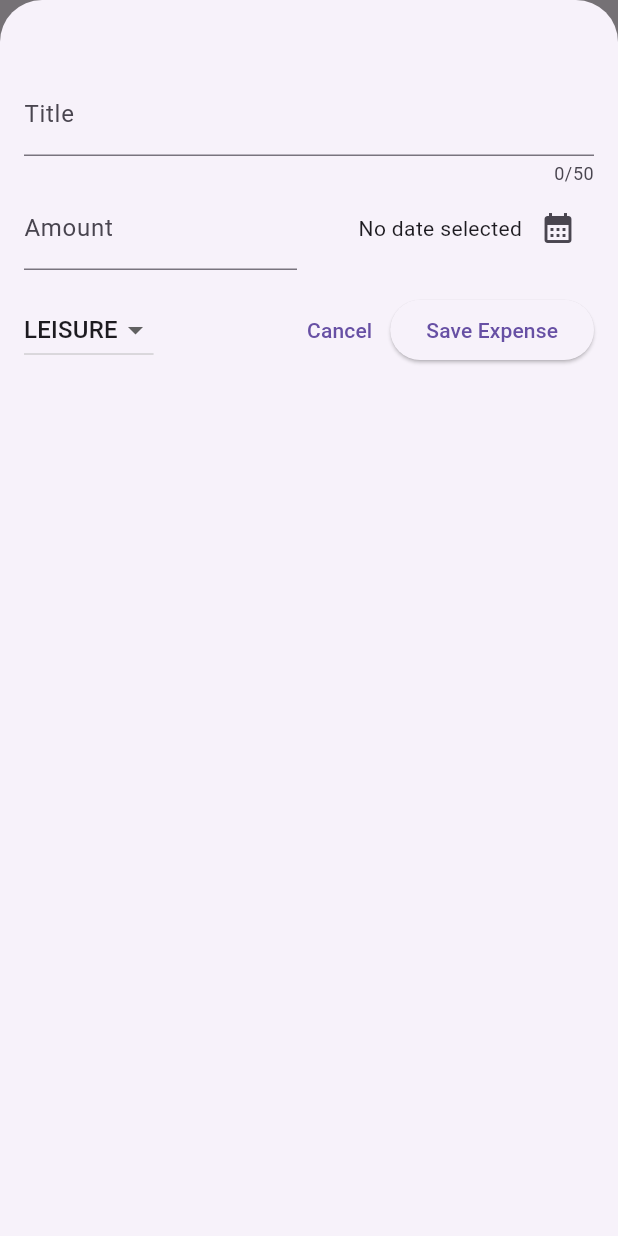
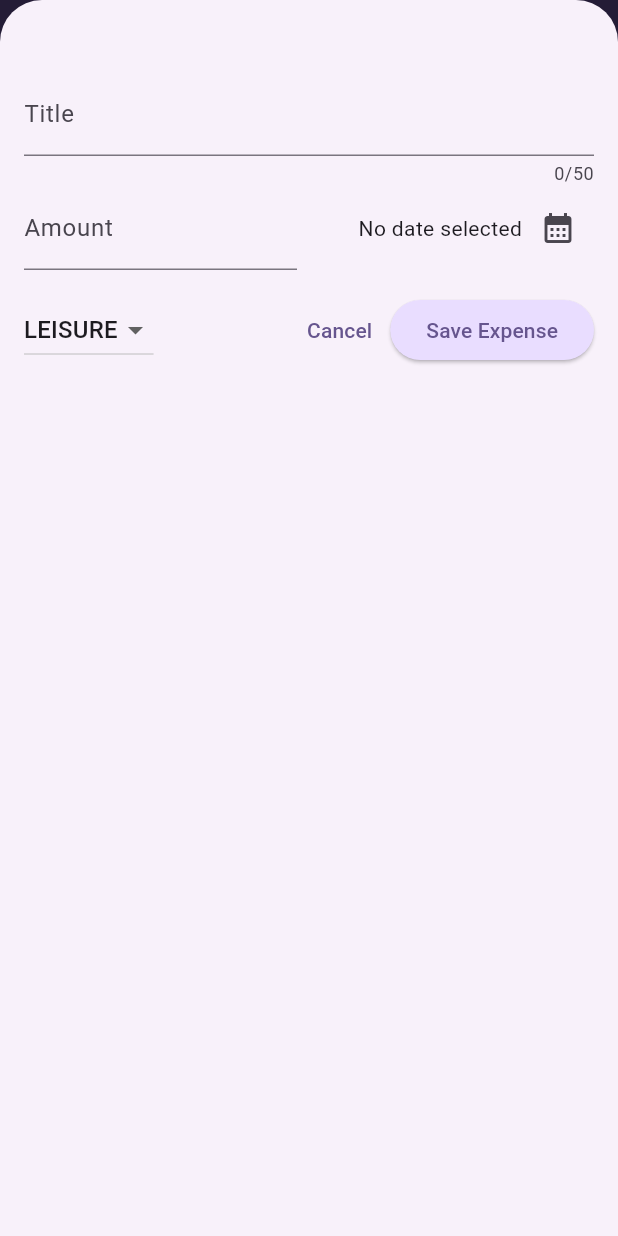
Before and after one commit to TheBestCodeByMe/expenses_app, a Flutter app: the screen it shows after launch, after a tap on the "add" icon, on a phone screen of 412 x 824 dp. Run offline on Flutter 3.47's test engine with Material 3 defaults, Android fonts, the phone set to English and light mode, and no system bars.

Commit message:
доработки

```diff
--- a/lib/main.dart
+++ b/lib/main.dart
@@ -2,9 +2,59 @@ import 'package:flutter/material.dart';
 
 import 'package:expenses_app/widgets/expenses.dart';
 
+var kColorScheme = ColorScheme.fromSeed(
+  seedColor: const Color.fromARGB(255, 96, 56, 181),
+);
+
+var kDarkColorScheme = ColorScheme.fromSeed(
+  brightness: Brightness.dark,
+  seedColor: const Color.fromARGB(255, 5, 99, 125),
+);
+
 void main() {
   runApp(MaterialApp(
-    theme: ThemeData(useMaterial3: true),
+    darkTheme: ThemeData.dark().copyWith(
+      colorScheme: kDarkColorScheme,
+      cardTheme: const CardTheme().copyWith(
+        color: kDarkColorScheme.secondaryContainer,
+        margin: const EdgeInsets.symmetric(
+          horizontal: 16,
+          vertical: 8,
+        ),
+      ),
+      elevatedButtonTheme: ElevatedButtonThemeData(
+        style: ElevatedButton.styleFrom(
+          backgroundColor: kDarkColorScheme.primaryContainer,
+          foregroundColor: kDarkColorScheme.onPrimaryContainer,
+        ),
+      ),
+    ),
+    theme: ThemeData().copyWith(
+      colorScheme: kColorScheme,
+      appBarTheme: const AppBarTheme().copyWith(
+        backgroundColor: kColorScheme.onPrimaryContainer,
+        foregroundColor: kColorScheme.primaryContainer,
+      ),
+      cardTheme: const CardTheme().copyWith(
+        color: kColorScheme.secondaryContainer,
+        margin: const EdgeInsets.symmetric(
+          horizontal: 16,
+          vertical: 8,
+        ),
+      ),
+      elevatedButtonTheme: ElevatedButtonThemeData(
+        style: ElevatedButton.styleFrom(
+          backgroundColor: kColorScheme.primaryContainer,
+        ),
+      ),
+      textTheme: ThemeData().textTheme.copyWith(
+              titleLarge: TextStyle(
+            fontWeight: FontWeight.normal,
+            color: kColorScheme.onSecondaryContainer,
+            fontSize: 16,
+          )),
+    ),
+    // themeMode: ThemeMode.system, // default
     home: const Expenses(),
   ));
 }
--- a/lib/models/expense.dart
+++ b/lib/models/expense.dart
@@ -33,3 +33,28 @@ class Expense {
     return formatter.format(date);
   }
 }
+
+class ExpenseBucket {
+  const ExpenseBucket({
+    required this.category,
+    required this.expenses,
+  });
+
+  ExpenseBucket.forCategory(List<Expense> allExpenses, this.category)
+      : expenses = allExpenses
+            .where((expense) => expense.category == category)
+            .toList();
+
+  final Category category;
+  final List<Expense> expenses;
+
+  double get totalExpenses {
+    double sum = 0;
+
+    for (final expense in expenses) {
+      sum += expense.amount;
+    }
+
+    return sum;
+  }
+}
--- /dev/null
+++ b/lib/widgets/chart/char_bar.dart
@@ -0,0 +1,34 @@
+import 'package:flutter/material.dart';
+
+class ChartBar extends StatelessWidget {
+  const ChartBar({
+    super.key,
+    required this.fill,
+  });
+
+  final double fill;
+
+  @override
+  Widget build(BuildContext context) {
+    final isDarkMode =
+        MediaQuery.of(context).platformBrightness == Brightness.dark;
+    return Expanded(
+      child: Padding(
+        padding: const EdgeInsets.symmetric(horizontal: 4),
+        child: FractionallySizedBox(
+          heightFactor: fill,
+          child: DecoratedBox(
+            decoration: BoxDecoration(
+              shape: BoxShape.rectangle,
+              borderRadius:
+                  const BorderRadius.vertical(top: Radius.circular(8)),
+              color: isDarkMode
+                  ? Theme.of(context).colorScheme.secondary
+                  : Theme.of(context).colorScheme.primary.withOpacity(0.65),
+            ),
+          ),
+        ),
+      ),
+    );
+  }
+}
--- /dev/null
+++ b/lib/widgets/chart/chart.dart
@@ -0,0 +1,94 @@
+import 'package:expenses_app/models/expense.dart';
+import 'package:expenses_app/widgets/chart/char_bar.dart';
+import 'package:flutter/material.dart';
+
+class Chart extends StatelessWidget {
+  const Chart({super.key, required this.expenses});
+
+  final List<Expense> expenses;
+
+  List<ExpenseBucket> get buckets {
+    return [
+      ExpenseBucket.forCategory(expenses, Category.food),
+      ExpenseBucket.forCategory(expenses, Category.leisure),
+      ExpenseBucket.forCategory(expenses, Category.travel),
+      ExpenseBucket.forCategory(expenses, Category.work),
+    ];
+  }
+
+  double get maxTotalExpense {
+    double maxTotalExpense = 0;
+
+    for (final bucket in buckets) {
+      if (bucket.totalExpenses > maxTotalExpense) {
+        maxTotalExpense = bucket.totalExpenses;
+      }
+    }
+
+    return maxTotalExpense;
+  }
+
+  @override
+  Widget build(BuildContext context) {
+    final isDarkMode =
+        MediaQuery.of(context).platformBrightness == Brightness.dark;
+    return Container(
+      margin: const EdgeInsets.all(16),
+      padding: const EdgeInsets.symmetric(
+        vertical: 16,
+        horizontal: 8,
+      ),
+      width: double.infinity,
+      height: 180,
+      decoration: BoxDecoration(
+        borderRadius: BorderRadius.circular(8),
+        gradient: LinearGradient(
+          colors: [
+            Theme.of(context).colorScheme.primary.withOpacity(0.3),
+            Theme.of(context).colorScheme.primary.withOpacity(0.0)
+          ],
+          begin: Alignment.bottomCenter,
+          end: Alignment.topCenter,
+        ),
+      ),
+      child: Column(
+        children: [
+          Expanded(
+            child: Row(
+              crossAxisAlignment: CrossAxisAlignment.end,
+              children: [
+                for (final bucket in buckets) // alternative to map()
+                  ChartBar(
+                    fill: bucket.totalExpenses == 0
+                        ? 0
+                        : bucket.totalExpenses / maxTotalExpense,
+                  )
+              ],
+            ),
+          ),
+          const SizedBox(height: 12),
+          Row(
+            children: buckets
+                .map(
+                  (bucket) => Expanded(
+                    child: Padding(
+                      padding: const EdgeInsets.symmetric(horizontal: 4),
+                      child: Icon(
+                        categoryIcons[bucket.category],
+                        color: isDarkMode
+                            ? Theme.of(context).colorScheme.secondary
+                            : Theme.of(context)
+                                .colorScheme
+                                .primary
+                                .withOpacity(0.7),
+                      ),
+                    ),
+                  ),
+                )
+                .toList(),
+          )
+        ],
+      ),
+    );
+  }
+}
--- a/lib/widgets/expenses.dart
+++ b/lib/widgets/expenses.dart
@@ -1,3 +1,4 @@
+import 'package:expenses_app/widgets/chart/chart.dart';
 import 'package:expenses_app/widgets/expenses_list/expenses_list.dart';
 import 'package:expenses_app/models/expense.dart';
 import 'package:expenses_app/widgets/new_expense.dart';
@@ -49,6 +50,7 @@ class _ExpensesState extends State<Expenses> {
     setState(() {
       _registeredExpenses.remove(expense);
     });
+    ScaffoldMessenger.of(context).clearSnackBars();
     ScaffoldMessenger.of(context).showSnackBar(
       SnackBar(
         duration: const Duration(seconds: 3),
@@ -93,7 +95,7 @@ class _ExpensesState extends State<Expenses> {
       ),
       body: Column(
         children: [
-          const Text('The chart'),
+          Chart(expenses: _registeredExpenses),
           Expanded(
             child: mainContent,
           ),
--- a/lib/widgets/expenses_list/expense_item.dart
+++ b/lib/widgets/expenses_list/expense_item.dart
@@ -15,8 +15,12 @@ class ExpenseItem extends StatelessWidget {
               vertical: 16,
             ),
             child: Column(
+              crossAxisAlignment: CrossAxisAlignment.start,
               children: [
-                Text(expense.title),
+                Text(
+                  expense.title,
+                  style: Theme.of(context).textTheme.titleLarge,
+                ),
                 const SizedBox(height: 4),
                 Row(
                   children: [
--- a/lib/widgets/expenses_list/expenses_list.dart
+++ b/lib/widgets/expenses_list/expenses_list.dart
@@ -18,6 +18,10 @@ class ExpensesList extends StatelessWidget {
         itemCount: expenses.length,
         itemBuilder: (ctx, index) => Dismissible(
               key: ValueKey(expenses[index]),
+              background: Container(
+                color: Theme.of(context).colorScheme.error.withOpacity(0.75),
+                margin: Theme.of(context).cardTheme.margin,
+              ),
               onDismissed: (direction) {
                 onRemoveExpense(expenses[index]);
               },
```
